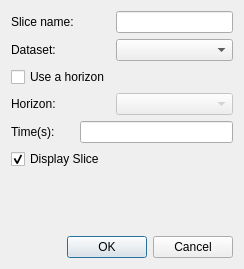
This is ProzessUI/createtimeslicedialog.ui in fsoos74/su as Qt 5 draws it before an edit. The edited form follows.
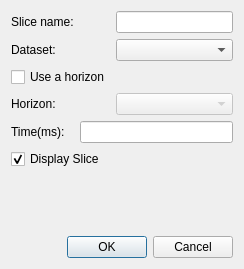
This is the edited form. Icons and pictures are not drawn.

Patch:
```diff
--- a/ProzessUI/createtimeslicedialog.ui
+++ b/ProzessUI/createtimeslicedialog.ui
@@ -64,7 +64,7 @@
      <item row="4" column="0">
       <widget class="QLabel" name="label_3">
        <property name="text">
-        <string>Time(s):</string>
+        <string>Time(ms):</string>
        </property>
       </widget>
      </item>
```
